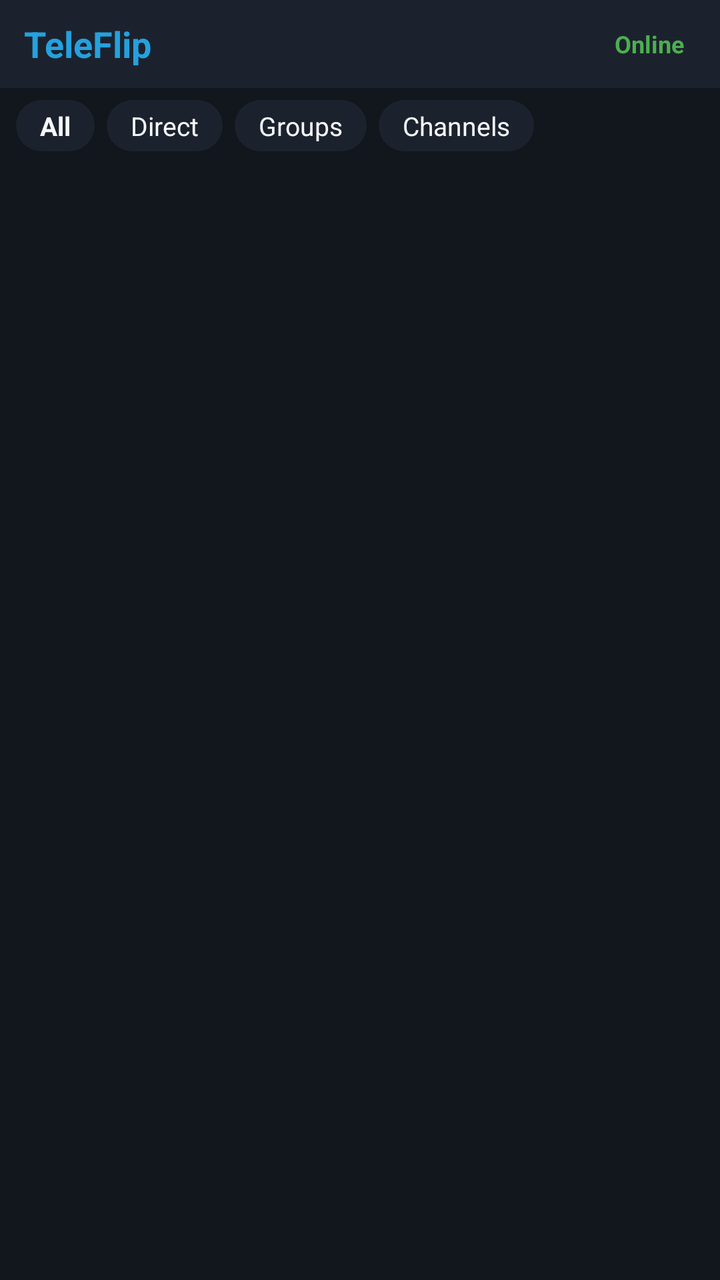
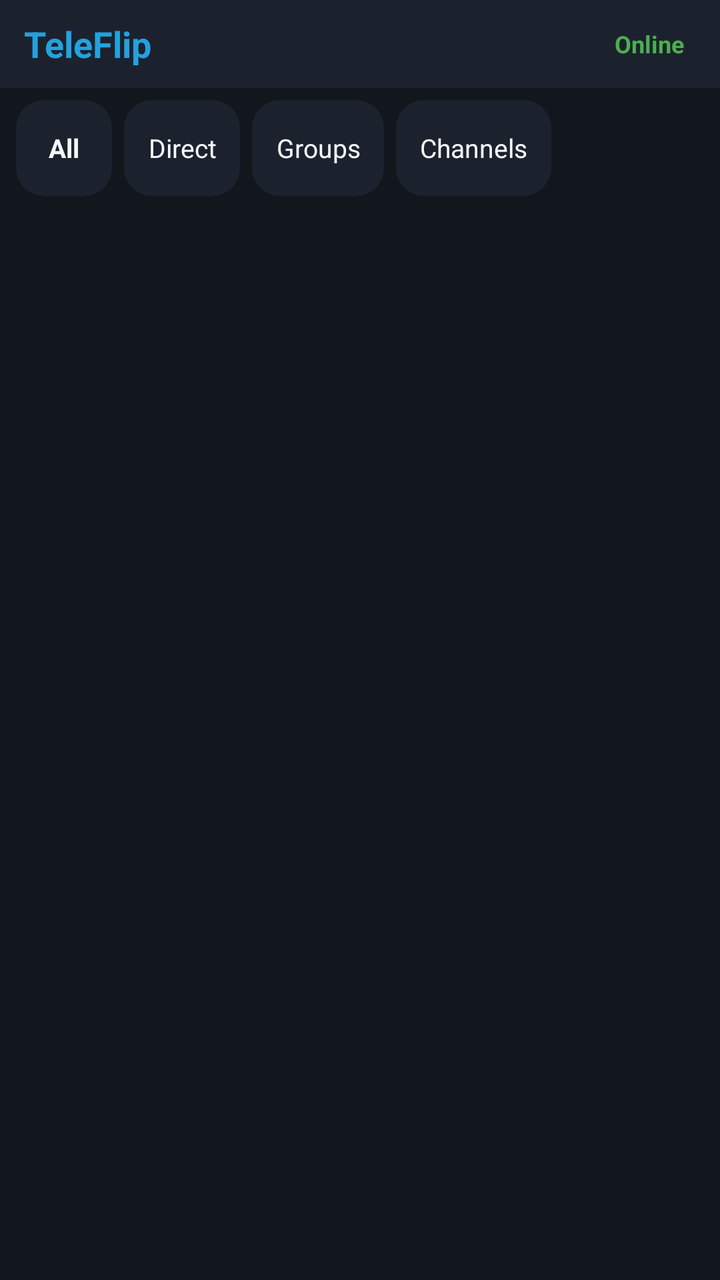

Screens rendered from an Android XML layout before and after an edit, with the pre-edit source and the edit as a unified diff.
<!-- AndroidManifest.xml: application theme Theme.TeleFlip -->
<!-- res/layout/view_chat_list.xml -->
<?xml version="1.0" encoding="utf-8"?>
<LinearLayout xmlns:android="http://schemas.android.com/apk/res/android"
    android:layout_width="match_parent"
    android:layout_height="match_parent"
    android:orientation="vertical"
    android:background="@color/bg_dark">

    
    <LinearLayout
        android:layout_width="match_parent"
        android:layout_height="44dp"
        android:orientation="horizontal"
        android:gravity="center_vertical"
        android:background="@color/bg_dark_card"
        android:paddingStart="12dp"
        android:paddingEnd="12dp">

        <TextView
            android:id="@+id/tv_app_title"
            android:layout_width="0dp"
            android:layout_height="wrap_content"
            android:layout_weight="1"
            android:text="TeleFlip"
            android:textColor="@color/tg_blue"
            android:textSize="18sp"
            android:textStyle="bold" />

        
        <TextView
            android:id="@+id/tv_connection_status"
            android:layout_width="wrap_content"
            android:layout_height="wrap_content"
            android:text="Online"
            android:textColor="@color/online_indicator"
            android:textSize="12sp"
            android:textStyle="bold"
            android:paddingStart="6dp"
            android:paddingEnd="6dp"
            android:paddingTop="2dp"
            android:paddingBottom="2dp" />

    </LinearLayout>

    
    <HorizontalScrollView
        android:id="@+id/scroll_tabs"
        android:layout_width="match_parent"
        android:layout_height="wrap_content"
        android:scrollbars="none"
        android:paddingTop="6dp"
        android:paddingBottom="6dp"
        android:paddingStart="8dp"
        android:paddingEnd="8dp">

        <LinearLayout
            android:id="@+id/layout_tabs"
            android:layout_width="wrap_content"
            android:layout_height="wrap_content"
            android:orientation="horizontal">

            <TextView
                android:id="@+id/tab_all"
                android:layout_width="wrap_content"
                android:layout_height="wrap_content"
                android:text="All"
                android:textColor="@color/text_primary"
                android:textSize="13sp"
                android:textStyle="bold"
                android:paddingStart="12dp"
                android:paddingEnd="12dp"
                android:paddingTop="4dp"
                android:paddingBottom="4dp"
                android:background="@drawable/bg_tab_indicator"
                android:focusable="true"
                android:layout_marginEnd="6dp" />

            <TextView
                android:id="@+id/tab_direct"
                android:layout_width="wrap_content"
                android:layout_height="wrap_content"
                android:text="Direct"
                android:textColor="@color/text_primary"
                android:textSize="13sp"
                android:paddingStart="12dp"
                android:paddingEnd="12dp"
                android:paddingTop="4dp"
                android:paddingBottom="4dp"
                android:background="@drawable/bg_tab_indicator"
                android:focusable="true"
                android:layout_marginEnd="6dp" />

            <TextView
                android:id="@+id/tab_groups"
                android:layout_width="wrap_content"
                android:layout_height="wrap_content"
                android:text="Groups"
                android:textColor="@color/text_primary"
                android:textSize="13sp"
                android:paddingStart="12dp"
                android:paddingEnd="12dp"
                android:paddingTop="4dp"
                android:paddingBottom="4dp"
                android:background="@drawable/bg_tab_indicator"
                android:focusable="true"
                android:layout_marginEnd="6dp" />

            <TextView
                android:id="@+id/tab_channels"
                android:layout_width="wrap_content"
                android:layout_height="wrap_content"
                android:text="Channels"
                android:textColor="@color/text_primary"
                android:textSize="13sp"
                android:paddingStart="12dp"
                android:paddingEnd="12dp"
                android:paddingTop="4dp"
                android:paddingBottom="4dp"
                android:background="@drawable/bg_tab_indicator"
                android:focusable="true" />

        </LinearLayout>
    </HorizontalScrollView>

    
    <FrameLayout
        android:layout_width="match_parent"
        android:layout_height="0dp"
        android:layout_weight="1">

        <androidx.recyclerview.widget.RecyclerView
            android:id="@+id/rv_chats"
            android:layout_width="match_parent"
            android:layout_height="match_parent"
            android:clipToPadding="false"
            android:padding="6dp"
            android:scrollbars="vertical" />

        
        <LinearLayout
            android:id="@+id/layout_empty_state"
            android:layout_width="match_parent"
            android:layout_height="match_parent"
            android:gravity="center"
            android:orientation="vertical"
            android:visibility="gone"
            android:padding="24dp">

            <TextView
                android:id="@+id/tv_empty_title"
                android:layout_width="wrap_content"
                android:layout_height="wrap_content"
                android:text="No chats found"
                android:textColor="@color/text_secondary"
                android:textSize="16sp"
                android:textStyle="bold" />

            <TextView
                android:id="@+id/tv_empty_subtitle"
                android:layout_width="wrap_content"
                android:layout_height="wrap_content"
                android:text="Press [Options] to start a new chat"
                android:textColor="@color/text_hint"
                android:textSize="13sp"
                android:layout_marginTop="6dp" />

        </LinearLayout>

        
        <ProgressBar
            android:id="@+id/progress_chats"
            android:layout_width="wrap_content"
            android:layout_height="wrap_content"
            android:layout_gravity="center"
            android:visibility="gone" />

    </FrameLayout>

</LinearLayout>
<!-- resources referenced by this layout -->
<resources>
  <color name="bg_dark">#12161D</color>
  <color name="bg_dark_card">#1C222D</color>
  <color name="online_indicator">#4CAF50</color>
  <color name="text_hint">#5B6877</color>
  <color name="text_primary">#F5F7FA</color>
  <color name="text_secondary">#8E9AA8</color>
  <color name="tg_blue">#24A1DE</color>
  <!-- drawable bg_tab_indicator (drawable) -->
  <?xml version="1.0" encoding="utf-8"?>
  <selector xmlns:android="http://schemas.android.com/apk/res/android">
      <item android:state_selected="true">
          <shape android:shape="rectangle">
              <solid android:color="@color/tg_blue" />
              <corners android:radius="14dp" />
          </shape>
      </item>
      <item android:state_focused="true">
          <shape android:shape="rectangle">
              <solid android:color="@color/bg_dark_card_focused" />
              <stroke android:width="2dp" android:color="@color/focus_highlight" />
              <corners android:radius="14dp" />
          </shape>
      </item>
      <item>
          <shape android:shape="rectangle">
              <solid android:color="@color/bg_dark_card" />
              <corners android:radius="14dp" />
          </shape>
      </item>
  </selector>
  <style name="Theme.TeleFlip" parent="Theme.AppCompat.NoActionBar">
          <item name="android:windowBackground">@color/bg_dark</item>
          <item name="android:textColorPrimary">@color/text_primary</item>
          <item name="android:textColorSecondary">@color/text_secondary</item>
          <item name="android:colorAccent">@color/tg_blue</item>
          <item name="android:defaultFocusHighlightEnabled">true</item>
      </style>
  <color name="bg_dark_card_focused">#2A3649</color>
  <color name="focus_highlight">#00D2FF</color>
</resources>

<!-- the commit's change to res/layout/view_chat_list.xml (unified diff, before → after) -->
@@ -62,6 +62,9 @@
                 android:id="@+id/tab_all"
                 android:layout_width="wrap_content"
                 android:layout_height="wrap_content"
+                android:minHeight="48dp"
+                android:minWidth="48dp"
+                android:gravity="center"
                 android:text="All"
                 android:textColor="@color/text_primary"
                 android:textSize="13sp"
@@ -78,6 +81,9 @@
                 android:id="@+id/tab_direct"
                 android:layout_width="wrap_content"
                 android:layout_height="wrap_content"
+                android:minHeight="48dp"
+                android:minWidth="48dp"
+                android:gravity="center"
                 android:text="Direct"
                 android:textColor="@color/text_primary"
                 android:textSize="13sp"
@@ -93,6 +99,9 @@
                 android:id="@+id/tab_groups"
                 android:layout_width="wrap_content"
                 android:layout_height="wrap_content"
+                android:minHeight="48dp"
+                android:minWidth="48dp"
+                android:gravity="center"
                 android:text="Groups"
                 android:textColor="@color/text_primary"
                 android:textSize="13sp"
@@ -108,6 +117,9 @@
                 android:id="@+id/tab_channels"
                 android:layout_width="wrap_content"
                 android:layout_height="wrap_content"
+                android:minHeight="48dp"
+                android:minWidth="48dp"
+                android:gravity="center"
                 android:text="Channels"
                 android:textColor="@color/text_primary"
                 android:textSize="13sp"
